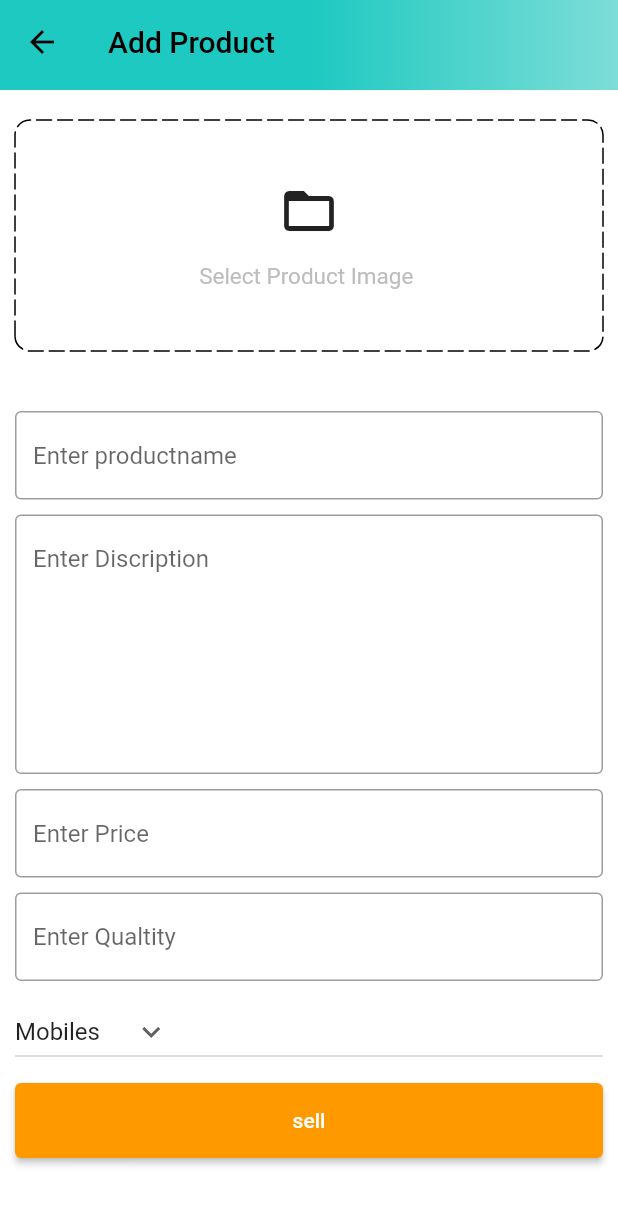
After one commit to abhijithjana/amazon_clone-flutter, a Flutter app: the AdminScreen screen opened directly, after a tap on the "add" icon, on a phone screen of 412 x 824 dp. The commit adds this screen. Shown: the top 1205 px of the screen. Run offline on Flutter 3.47's test engine with Material 2 defaults, Android fonts, the phone set to English and light mode, and no system bars; drawn by our look-alikes of dotted_border; our stand-ins replace badges, carousel_slider, file_picker, shared_preferences; missing offline and left inert: carousel_images; accounts and stored records are empty.

Commit message:
admin page design

```diff
--- a/lib/constatn/utils.dart
+++ b/lib/constatn/utils.dart
@@ -1,6 +1,26 @@
+import 'dart:io';
+
+import 'package:file_picker/file_picker.dart';
 import 'package:flutter/cupertino.dart';
 import 'package:flutter/material.dart';
 
 void showSnakebar(BuildContext context, String text) {
   ScaffoldMessenger.of(context).showSnackBar(SnackBar(content: Text(text)));
 }
+
+Future<List<File>> imagepeaker() async {
+  List<File> images = [];
+  try {
+    var file = await FilePicker.platform
+        .pickFiles(type: FileType.image, allowMultiple: true);
+
+    if (file != null && file.files.isNotEmpty) {
+      for (int i = 0; i < file.files.length; i++) {
+        images.add(File(file.files[i].path!));
+      }
+    }
+  } catch (e) {
+    debugPrint(e.toString());
+  }
+  return images;
+}
--- /dev/null
+++ b/lib/features/admin/screens/add_product.dart
@@ -0,0 +1,169 @@
+import 'dart:io';
+
+import 'package:amazon_clone/constatn/utils.dart';
+import 'package:amazon_clone/features/auth/widgets/customelevatedbutton.dart';
+import 'package:amazon_clone/features/auth/widgets/textinput.dart';
+import 'package:carousel_slider/carousel_slider.dart';
+import 'package:dotted_border/dotted_border.dart';
+import "package:flutter/material.dart";
+
+import '../../../constatn/globalvariable.dart';
+
+class AddProduct extends StatefulWidget {
+  const AddProduct({super.key});
+  static const String routename = "admin/myproduct/addproduct";
+  @override
+  State<AddProduct> createState() => _AddProductState();
+}
+
+class _AddProductState extends State<AddProduct> {
+  TextEditingController productnamecontroller = TextEditingController();
+  TextEditingController discriptioncontroller = TextEditingController();
+  TextEditingController pricecontroller = TextEditingController();
+  TextEditingController qualtitycontroller = TextEditingController();
+  String catagory = GlobalVariable.categoryImages[0]['title']!;
+  List<File> images = [];
+
+  @override
+  void dispose() {
+    // TODO: implement dispose
+    pricecontroller.dispose();
+    productnamecontroller.dispose();
+    discriptioncontroller.dispose();
+    qualtitycontroller.dispose();
+    super.dispose();
+  }
+
+  void selectImages() async {
+    var res = await imagepeaker();
+    setState(() {
+      images = res;
+    });
+  }
+
+  @override
+  Widget build(BuildContext context) {
+    return Scaffold(
+      appBar: PreferredSize(
+        preferredSize: const Size.fromHeight(60),
+        child: AppBar(
+            flexibleSpace: Container(
+              decoration:
+                  const BoxDecoration(gradient: GlobalVariable.appBarGradient),
+            ),
+            title: Text(
+              "Add Product",
+              style: TextStyle(color: Colors.black),
+            )),
+      ),
+      body: Form(
+        child: Padding(
+            padding: const EdgeInsets.symmetric(horizontal: 10),
+            child: SingleChildScrollView(
+              child: Column(children: [
+                SizedBox(
+                  height: 20,
+                ),
+                images == null || images.isEmpty
+                    ? GestureDetector(
+                        onTap: selectImages,
+                        child: DottedBorder(
+                            radius: const Radius.circular(10),
+                            strokeCap: StrokeCap.round,
+                            borderType: BorderType.RRect,
+                            dashPattern: [10, 4],
+                            child: Container(
+                              width: double.infinity,
+                              height: 150,
+                              decoration: BoxDecoration(
+                                  borderRadius: BorderRadius.circular(10)),
+                              child: Column(
+                                  mainAxisAlignment: MainAxisAlignment.center,
+                                  children: [
+                                    const Icon(Icons.folder_open_outlined,
+                                        size: 40),
+                                    const SizedBox(
+                                      height: 15,
+                                    ),
+                                    Text(
+                                      "Select Product Image ",
+                                      style: TextStyle(
+                                          fontSize: 15,
+                                          color: Colors.grey.shade400),
+                                    ),
+                                  ]),
+                            )),
+                      )
+                    : CarouselSlider(
+                        items: images.map(
+                          (e) {
+                            return Builder(
+                              builder: (BuildContext context) => Image.file(
+                                e,
+                                fit: BoxFit.fill,
+                                height: 200,
+                              ),
+                            );
+                          },
+                        ).toList(),
+                        options: CarouselOptions(
+                            viewportFraction: 1, height: 200, autoPlay: true),
+                      ),
+                SizedBox(
+                  height: 40,
+                ),
+                CustomTextInputfeild(
+                    controller: productnamecontroller,
+                    hint: "Enter productname"),
+                SizedBox(
+                  height: 10,
+                ),
+                CustomTextInputfeild(
+                  controller: discriptioncontroller,
+                  hint: "Enter Discription",
+                  maxline: 7,
+                ),
+                SizedBox(
+                  height: 10,
+                ),
+                CustomTextInputfeild(
+                    controller: pricecontroller, hint: "Enter Price"),
+                SizedBox(
+                  height: 10,
+                ),
+                CustomTextInputfeild(
+                    controller: qualtitycontroller, hint: "Enter Qualtity"),
+                SizedBox(
+                  height: 10,
+                ),
+                SizedBox(
+                  width: double.infinity,
+                  child: DropdownButton(
+                    value: catagory,
+                    items: GlobalVariable.categoryImages.map((e) {
+                      return DropdownMenuItem(
+                        child: Text(e["title"] ?? "Null"),
+                        value: e["title"],
+                      );
+                    }).toList(),
+                    onChanged: (value) {
+                      setState(() {
+                        catagory = value!;
+                      });
+                    },
+                    icon: Icon(Icons.keyboard_arrow_down_outlined),
+                  ),
+                ),
+                SizedBox(
+                  height: 10,
+                ),
+                CustomElevatedBustton(text: "sell", ontap: () {}),
+                SizedBox(
+                  height: 10,
+                ),
+              ]),
+            )),
+      ),
+    );
+  }
+}
--- /dev/null
+++ b/lib/features/admin/screens/admin_screen.dart
@@ -0,0 +1,118 @@
+import 'package:amazon_clone/features/admin/screens/product.dart';
+import 'package:flutter/material.dart';
+import 'package:amazon_clone/constatn/globalvariable.dart';
+
+class AdminScreen extends StatefulWidget {
+  const AdminScreen({super.key});
+
+  @override
+  State<AdminScreen> createState() => _AdminScreenState();
+}
+
+class _AdminScreenState extends State<AdminScreen> {
+  int _pageno = 0;
+
+  double buttombarwidth = 42;
+
+  double buttombarborderwidth = 5;
+
+  List<Widget> pages = [
+    const Myproduct(),
+    Center(
+      child: Text("Card"),
+    ),
+    Center(
+      child: Text("Card"),
+    )
+  ];
+
+  void updatepage(int page) {
+    setState(() {
+      _pageno = page;
+    });
+  }
+
+  @override
+  Widget build(BuildContext context) {
+    return Scaffold(
+      appBar: PreferredSize(
+        preferredSize: const Size.fromHeight(60),
+        child: AppBar(
+          flexibleSpace: Container(
+            decoration:
+                const BoxDecoration(gradient: GlobalVariable.appBarGradient),
+          ),
+          title: Row(
+            mainAxisAlignment: MainAxisAlignment.spaceBetween,
+            children: [
+              Container(
+                  alignment: Alignment.topLeft,
+                  child: Image.asset(
+                    'assets/images/amazon_in.png',
+                    width: 125,
+                    height: 40,
+                    color: Colors.black,
+                  )),
+              Text(
+                "Admin",
+                style: TextStyle(
+                    fontWeight: FontWeight.bold,
+                    color: Colors.black87,
+                    fontSize: 24),
+              )
+            ],
+          ),
+        ),
+      ),
+      body: pages[_pageno],
+      bottomNavigationBar: BottomNavigationBar(
+          currentIndex: _pageno,
+          selectedItemColor: GlobalVariable.selectedNavBarColor,
+          unselectedItemColor: GlobalVariable.unselectedNavBarColor,
+          backgroundColor: GlobalVariable.backgroundColor,
+          iconSize: 28,
+          onTap: updatepage,
+          items: [
+            BottomNavigationBarItem(
+                label: "",
+                icon: Container(
+                  width: buttombarwidth,
+                  decoration: BoxDecoration(
+                      border: Border(
+                          top: BorderSide(
+                              color: _pageno == 0
+                                  ? GlobalVariable.selectedNavBarColor
+                                  : GlobalVariable.backgroundColor,
+                              width: buttombarborderwidth))),
+                  child: Icon(Icons.production_quantity_limits_outlined),
+                )),
+            BottomNavigationBarItem(
+                label: "",
+                icon: Container(
+                  width: buttombarwidth,
+                  decoration: BoxDecoration(
+                      border: Border(
+                          top: BorderSide(
+                              color: _pageno == 1
+                                  ? GlobalVariable.selectedNavBarColor
+                                  : GlobalVariable.backgroundColor,
+                              width: buttombarborderwidth))),
+                  child: Icon(Icons.analytics_outlined),
+                )),
+            BottomNavigationBarItem(
+                label: "",
+                icon: Container(
+                  width: buttombarwidth,
+                  decoration: BoxDecoration(
+                      border: Border(
+                          top: BorderSide(
+                              color: _pageno == 2
+                                  ? GlobalVariable.selectedNavBarColor
+                                  : GlobalVariable.backgroundColor,
+                              width: buttombarborderwidth))),
+                  child: Icon(Icons.all_inbox_outlined),
+                )),
+          ]),
+    );
+  }
+}
--- /dev/null
+++ b/lib/features/admin/screens/product.dart
@@ -0,0 +1,28 @@
+import 'package:amazon_clone/features/admin/screens/add_product.dart';
+import 'package:flutter/material.dart';
+
+class Myproduct extends StatefulWidget {
+  const Myproduct({super.key});
+
+  @override
+  State<Myproduct> createState() => _MyproductState();
+}
+
+class _MyproductState extends State<Myproduct> {
+  @override
+  Widget build(BuildContext context) {
+    return Scaffold(
+      body: const Center(
+        child: Text("My Product"),
+      ),
+      floatingActionButton: FloatingActionButton(
+        onPressed: () {
+          Navigator.pushNamed(context, AddProduct.routename);
+        },
+        child: Icon(Icons.add),
+        tooltip: "Add product",
+      ),
+      floatingActionButtonLocation: FloatingActionButtonLocation.centerFloat,
+    );
+  }
+}
--- a/lib/features/auth/widgets/buttomnevigation.dart
+++ b/lib/features/auth/widgets/buttomnevigation.dart
@@ -1,12 +1,8 @@
-import 'dart:ffi';
-
 import 'package:amazon_clone/constatn/globalvariable.dart';
 import 'package:amazon_clone/features/screens/account/screens/accountscreen.dart';
 import 'package:amazon_clone/features/screens/home/home.dart';
 import 'package:badges/badges.dart';
 import 'package:flutter/material.dart';
-import 'package:flutter/src/widgets/container.dart';
-import 'package:flutter/src/widgets/framework.dart';
 
 class ButoomNevigatorCustom extends StatefulWidget {
   static const String routhname = "/ButoomNevigatorCustom";
--- a/lib/features/auth/widgets/textinput.dart
+++ b/lib/features/auth/widgets/textinput.dart
@@ -3,12 +3,18 @@ import 'package:flutter/material.dart';
 class CustomTextInputfeild extends StatelessWidget {
   final TextEditingController controller;
   final String hint;
+  final int maxline;
+
   const CustomTextInputfeild(
-      {super.key, required this.controller, required this.hint});
+      {super.key,
+      required this.controller,
+      required this.hint,
+      this.maxline = 1});
 
   @override
   Widget build(BuildContext context) {
     return TextFormField(
+      maxLines: maxline,
       controller: controller,
       decoration: InputDecoration(
           hintText: hint,
--- a/lib/main.dart
+++ b/lib/main.dart
@@ -1,4 +1,5 @@
 import 'package:amazon_clone/constatn/globalvariable.dart';
+import 'package:amazon_clone/features/admin/screens/admin_screen.dart';
 import 'package:amazon_clone/features/screens/authscreen.dart';
 import 'package:amazon_clone/features/screens/home/home.dart';
 import 'package:amazon_clone/features/auth/services/auth_services.dart';
@@ -33,6 +34,7 @@ class _MyAppState extends State<MyApp> {
   @override
   Widget build(BuildContext context) {
     return MaterialApp(
+      debugShowCheckedModeBanner: false,
       title: 'Amazon clone',
       onGenerateRoute: ((settings) => generatedrouth(settings)),
       theme: ThemeData(
@@ -44,7 +46,9 @@ class _MyAppState extends State<MyApp> {
               elevation: 0, iconTheme: IconThemeData(color: Colors.black))),
       home: Provider.of<UserProvider>(context).user.token.isEmpty
           ? AuthScreen()
-          : ButoomNevigatorCustom(),
+          : Provider.of<UserProvider>(context).user.type == "user"
+              ? ButoomNevigatorCustom()
+              : AdminScreen(),
     );
   }
 }
--- a/lib/routh.dart
+++ b/lib/routh.dart
@@ -1,3 +1,4 @@
+import 'package:amazon_clone/features/admin/screens/add_product.dart';
 import 'package:amazon_clone/features/screens/authscreen.dart';
 import 'package:amazon_clone/features/screens/home/home.dart';
 import 'package:flutter/cupertino.dart';
@@ -7,6 +8,10 @@ import 'features/auth/widgets/buttomnevigation.dart';
 
 Route<dynamic> generatedrouth(RouteSettings Routesettings) {
   switch (Routesettings.name) {
+    case AddProduct.routename:
+      return MaterialPageRoute(
+          settings: Routesettings, builder: (context) => AddProduct());
+
     case ButoomNevigatorCustom.routhname:
       return MaterialPageRoute(
           settings: Routesettings,
--- a/pubspec.yaml
+++ b/pubspec.yaml
@@ -42,6 +42,8 @@ dependencies:
   badges: ^2.0.3
   carousel_images: ^1.1.2
   carousel_slider: ^4.2.1
+  dotted_border: ^2.0.0+3
+  file_picker: ^5.2.4
 
 dev_dependencies:
   flutter_test:
```
Also changed, not shown: pubspec.lock, 2 other files.
